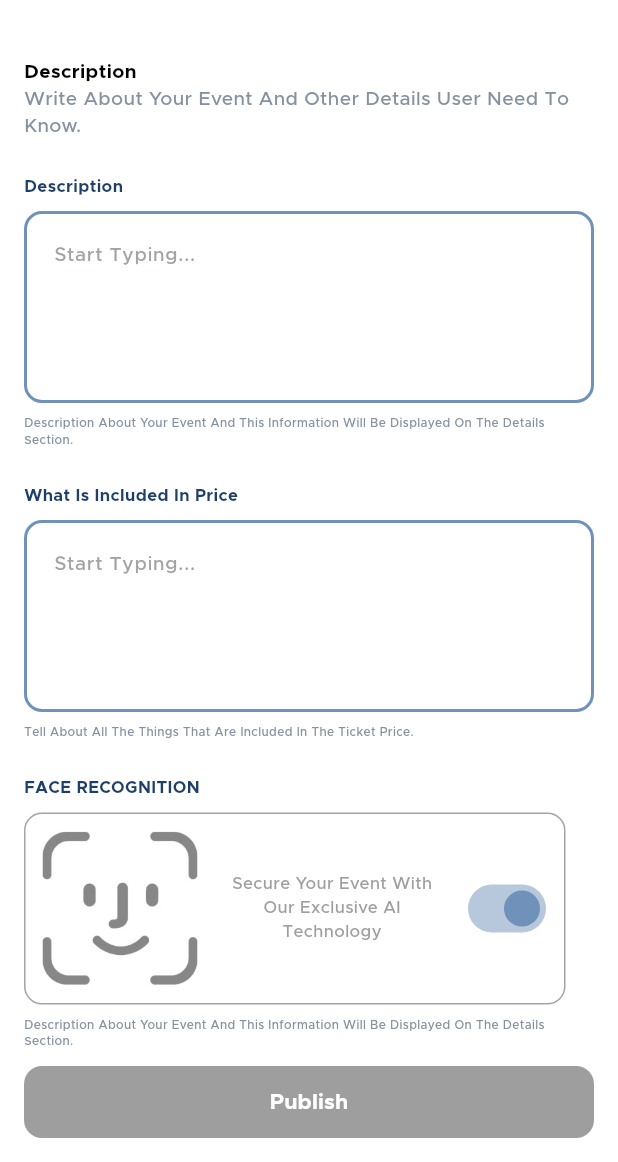
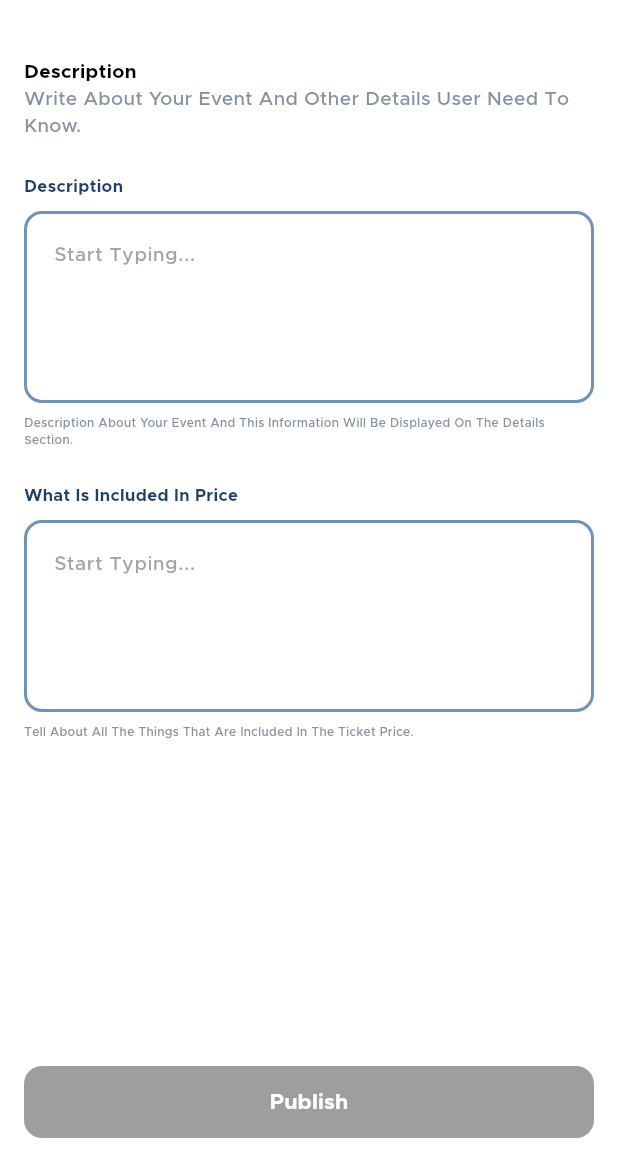
Before and after one commit to Mahmoud-Magdyy/Eventak, a Flutter app: the PageViewEvent screen opened by its route, swiped to page 2, on a phone screen of 412 x 824 dp, the part 74-1236 px from its top. Run offline on Flutter 3.47's test engine with Material 3 defaults, Android fonts, the phone set to English and light mode, and no system bars; our stand-ins replace cached_network_image, dartz, device_preview, dio, flutter_bloc, flutter_otp_text_field and 8 more; accounts and stored records are empty; network calls fail; project files that could hold a hidden picture were left out.

Commit message:
remove last screen from create event

```diff
--- a/lib/features/create_event/data/reposatiry/event_repo.dart
+++ b/lib/features/create_event/data/reposatiry/event_repo.dart
@@ -21,7 +21,7 @@ class CreateEventReposatiry {
     required String nameOfLocation,
     required String street,
     required String district,
-    required String orgShortDesc,
+    // required String orgShortDesc,
     required XFile posterPicture,
   }) async {
     try {
@@ -42,7 +42,7 @@ class CreateEventReposatiry {
         Apikeys.priceInAdvance: priceInAdvance,
         Apikeys.priceAtTheDoor: priceAtTheDoor,
         Apikeys.whatIsIncludedInPrice: whatIsIncludedInPrice,
-        Apikeys.orgShortDesc: orgShortDesc
+        // Apikeys.orgShortDesc: orgShortDesc
       });
       return Right(CreateEventModel.fromJson(response));
     } on ServerException catch (error) {
--- a/lib/features/create_event/presentation/cubit/create_event_cubit.dart
+++ b/lib/features/create_event/presentation/cubit/create_event_cubit.dart
@@ -156,7 +156,7 @@ class CreateEventCubit extends Cubit<CreateEventState> {
       posterPicture: image!,
       district: districtController.text,
       nameOfLocation:nameOfLocationController.text ,
-      orgShortDesc:orgShortDescController.text ,
+      // orgShortDesc:orgShortDescController.text ,
       street: streetController.text,
       nameOfEvent: nameOfEventController.text,
       description: descriptionOfEventController.text,
@@ -187,5 +187,6 @@ class CreateEventCubit extends Cubit<CreateEventState> {
   }
 //! edit event
 
-
+ int? currentPage;
+   int? totalPages;
 }
--- a/lib/features/create_event/presentation/screens/create_event_page_three.dart
+++ b/lib/features/create_event/presentation/screens/create_event_page_three.dart
@@ -2,11 +2,13 @@
 import 'package:eventak/core/functions/commns.dart';
 import 'package:eventak/features/create_event/presentation/cubit/create_event_cubit.dart';
 import 'package:eventak/features/create_event/presentation/cubit/create_event_state.dart';
+import 'package:eventak/features/create_event/presentation/screens/page_four_widgets/check_box.dart';
 import 'package:eventak/features/create_event/presentation/screens/page_three_widgets/district.dart';
 import 'package:eventak/features/create_event/presentation/screens/page_three_widgets/location.dart';
 import 'package:eventak/features/create_event/presentation/screens/page_three_widgets/name_of_location.dart';
 import 'package:eventak/features/create_event/presentation/screens/page_three_widgets/street.dart';
 import 'package:flutter/material.dart';
+import 'package:flutter/widgets.dart';
 import 'package:flutter_bloc/flutter_bloc.dart';
 import 'package:image_picker/image_picker.dart';
 
@@ -38,6 +40,7 @@ class _CreateEventPageThreeState extends State<CreateEventPageThree> {
       listener: (context, state) {
       },
       builder: (context, state) {
+        final CreateEventCubit createCubit = BlocProvider.of<CreateEventCubit>(context);
         return CustomScrollView(
           slivers: [
             const SliverToBoxAdapter(
@@ -64,6 +67,8 @@ class _CreateEventPageThreeState extends State<CreateEventPageThree> {
               ),
             ),
              SliverToBoxAdapter(child: District(districtController: context.read<CreateEventCubit>().districtController,)),
+             const SliverToBoxAdapter(child: SizedBox(height: 24,)),
+             SliverToBoxAdapter(child: CheckBox(createCubit: createCubit))
             // SliverToBoxAdapter(
 
             //   child: IconButton(
--- a/lib/features/create_event/presentation/screens/create_event_page_two.dart
+++ b/lib/features/create_event/presentation/screens/create_event_page_two.dart
@@ -2,7 +2,6 @@ import 'package:eventak/features/create_event/presentation/cubit/create_event_cu
 import 'package:eventak/features/create_event/presentation/cubit/create_event_state.dart';
 import 'package:eventak/features/create_event/presentation/screens/page_two_widgets/descraption.dart';
 import 'package:eventak/features/create_event/presentation/screens/page_two_widgets/description_form.dart';
-import 'package:eventak/features/create_event/presentation/screens/page_two_widgets/face_recognation.dart';
 import 'package:eventak/features/create_event/presentation/screens/page_two_widgets/what_is_include.dart';
 import 'package:flutter/material.dart';
 import 'package:flutter_bloc/flutter_bloc.dart';
@@ -38,10 +37,10 @@ class CreateEventPageTwo extends StatelessWidget {
               const SizedBox(
                 height: 24,
               ),
-              const FaceRecognition(),
-              const SizedBox(
-                height: 24,
-              ),
+              // const FaceRecognition(),
+              // const SizedBox(
+              //   height: 24,
+              // ),
             ],
           );
         },
--- a/lib/features/create_event/presentation/screens/page_one_widgets/custom_app_bar.dart
+++ b/lib/features/create_event/presentation/screens/page_one_widgets/custom_app_bar.dart
@@ -6,20 +6,25 @@ import 'package:flutter/material.dart';
 
 class CustomCreateEventAppBar extends StatelessWidget {
   const CustomCreateEventAppBar({
-    super.key, this.nextOnPressed, this.backOnPressed,  this.text,
+    super.key,
+    this.nextOnPressed,
+    this.backOnPressed,
+    this.text, this.next,
+
   });
   final Function()? nextOnPressed;
   final Function()? backOnPressed;
   final String? text;
+  final String? next;
+
   @override
   Widget build(BuildContext context) {
-    return Row(
+    return  Row(
           mainAxisAlignment: MainAxisAlignment.spaceBetween,
           children: [
             CustomTextButton(
-
               onPressed: backOnPressed,
-          text: text??AppStrings.back,
+              text: text ?? AppStrings.back,
               textColor: const Color(0xFFFF0E00),
             ),
             // TextButton(onPressed: (){}, child: const Text('Cancel')),
@@ -28,11 +33,12 @@ final String? text;
               style: AppStyles.styleSemiBold16(context),
             ),
                  CustomTextButton(
-          onPressed:nextOnPressed ,
-          text: AppStrings.next,
-          textColor:const Color(0xFF1462D8),
-        ),
+                    onPressed: nextOnPressed,
+                    text:next?? AppStrings.next,
+                    textColor: const Color(0xFF1462D8),
+                  )
           ],
         );
       }
+
   }
--- a/lib/features/create_event/presentation/screens/page_one_widgets/date_and_time.dart
+++ b/lib/features/create_event/presentation/screens/page_one_widgets/date_and_time.dart
@@ -32,6 +32,7 @@ class DateAndTime extends StatelessWidget {
               children: [
                 Expanded(
                   child: CustomTextFormField(
+                    readOnly: true,
                       hint: createCubit.startTime,
                       icon: Icons.timer_outlined,
                       suffixIconOnPressed: () {
@@ -71,6 +72,7 @@ class DateAndTime extends StatelessWidget {
                 ),
                 Expanded(
                   child: CustomTextFormField(
+                    readOnly: true,
                       hint: createCubit.endTime,
                       icon: Icons.timer_outlined,
                       suffixIconOnPressed: () {
@@ -89,6 +91,7 @@ class DateAndTime extends StatelessWidget {
               height: 8,
             ),
             CustomTextFormField(
+
               readOnly: true,
               icon: Icons.calendar_today_outlined,
               suffixIconOnPressed: () async {
--- a/lib/features/create_event/presentation/screens/page_view_event.dart
+++ b/lib/features/create_event/presentation/screens/page_view_event.dart
@@ -4,7 +4,6 @@ import 'package:eventak/core/utils/app_colors.dart';
 import 'package:eventak/core/widgets/custom_button.dart';
 import 'package:eventak/features/create_event/presentation/cubit/create_event_cubit.dart';
 import 'package:eventak/features/create_event/presentation/cubit/create_event_state.dart';
-import 'package:eventak/features/create_event/presentation/screens/create_event_page_four.dart';
 import 'package:eventak/features/create_event/presentation/screens/create_event_page_one.dart';
 import 'package:eventak/features/create_event/presentation/screens/create_event_page_three.dart';
 import 'package:eventak/features/create_event/presentation/screens/create_event_page_two.dart';
@@ -53,7 +52,7 @@ class _PageViewEventState extends State<PageViewEvent> {
                     ),
                     const CreateEventPageTwo(),
                     const CreateEventPageThree(),
-                    const CreateEventPageFour(),
+                    // const CreateEventPageFour(),
                   ];
 
                   return Form(
--- a/lib/features/home/data/model/all_event_model.dart
+++ b/lib/features/home/data/model/all_event_model.dart
@@ -12,7 +12,7 @@ class AllEventModel {
   final String priceAtTheDoor;
   final String whatIsIncludedInPrice;
   final String broughtToYouBy;
-  final String orgShortDesc;
+  // final String orgShortDesc;
   final String publishAt;
   final Map<String, dynamic> location;
   final Map<String, dynamic> posterPicture;
@@ -38,7 +38,8 @@ class AllEventModel {
       required this.priceInAdvance,
       required this.priceAtTheDoor,
       required this.whatIsIncludedInPrice,
-      required this.orgShortDesc});
+      // required this.orgShortDesc
+      });
 
   factory AllEventModel.fromJson(Map<String, dynamic> json) {
     return AllEventModel(
@@ -66,7 +67,7 @@ class AllEventModel {
       priceInAdvance: json['priceInAdvance'],
       priceAtTheDoor: json['priceAtTheDoor'],
       whatIsIncludedInPrice: json['whatIsIncludedInPrice'],
-      orgShortDesc: json['orgShortDesc'],
+      // orgShortDesc: json['orgShortDesc'],
     );
   }
 }
--- a/lib/features/home/data/model/trend_event_model.dart
+++ b/lib/features/home/data/model/trend_event_model.dart
@@ -11,7 +11,7 @@ class TrendingEeventModel {
   final String priceInAdvance;
   final String priceAtTheDoor;
   final String whatIsIncludedInPrice;
-  final String orgShortDesc;
+  // final String orgShortDesc;
   final String publishAt;
   final String broughtToYouBy;
   final Map<String, dynamic> location;
@@ -34,7 +34,8 @@ class TrendingEeventModel {
       required this.priceInAdvance,
       required this.priceAtTheDoor,
       required this.whatIsIncludedInPrice,
-      required this.orgShortDesc});
+      // required this.orgShortDesc
+      });
 
   factory TrendingEeventModel.fromJson(Map<String, dynamic> json) {
     return TrendingEeventModel(
@@ -59,7 +60,7 @@ class TrendingEeventModel {
       priceInAdvance: json['priceInAdvance'],
       priceAtTheDoor: json['priceAtTheDoor'],
       whatIsIncludedInPrice: json['whatIsIncludedInPrice'],
-      orgShortDesc: json['orgShortDesc'],
+      // orgShortDesc: json['orgShortDesc'],
     );
   }
 }
--- a/lib/features/home/presenation/widgets/new_events/new_event_item.dart
+++ b/lib/features/home/presenation/widgets/new_events/new_event_item.dart
@@ -69,7 +69,7 @@ class NewEeventItem extends StatelessWidget {
                       titlePriceOfEvent: allEventModel.priceInAdvance,
                       subTitlePriceOfEvent: allEventModel.priceAtTheDoor,
 
-                      onTapFavourit: onTapFavourit,
+                      onTapFavourit:allEventModel.isCreator == false ? onTapFavourit:(){} ,
                       // isSelected: isSelectedFavoriteIcon,
                     ),
                   )
--- a/lib/features/home/presenation/widgets/trending_widgets/trending_event_list.dart
+++ b/lib/features/home/presenation/widgets/trending_widgets/trending_event_list.dart
@@ -39,7 +39,7 @@ class TrendingEventListView extends StatelessWidget {
           );
         } else if (context.read<HomeCubit>().trendingEvents.isEmpty) {
           return const Center(
-            child: Text('No Events'),
+            child: Text('No Trending Events Yet'),
           );
         } else {
           return SizedBox(
--- a/lib/features/my_events/data/models/my_event_model.dart
+++ b/lib/features/my_events/data/models/my_event_model.dart
@@ -12,7 +12,7 @@ class MyCreatedEventModel {
   final String priceAtTheDoor;
   final String whatIsIncludedInPrice;
   final String broughtToYouBy;
-  final String orgShortDesc;
+  // final String orgShortDesc;
   final String publishAt;
   final Map<String, dynamic> location;
   final Map<String, dynamic> posterPicture;
@@ -34,7 +34,8 @@ class MyCreatedEventModel {
       required this.priceInAdvance,
       required this.priceAtTheDoor,
       required this.whatIsIncludedInPrice,
-      required this.orgShortDesc});
+      // required this.orgShortDesc
+      });
 
   factory MyCreatedEventModel.fromJson(Map<String, dynamic> json) {
     return MyCreatedEventModel(
@@ -60,7 +61,7 @@ class MyCreatedEventModel {
       priceInAdvance: json['priceInAdvance'],
       priceAtTheDoor: json['priceAtTheDoor'],
       whatIsIncludedInPrice: json['whatIsIncludedInPrice'],
-      orgShortDesc: json['orgShortDesc'],
+      // orgShortDesc: json['orgShortDesc'],
     );
   }
 }
--- a/lib/features/my_events/presentation/edit_event_cubit/edit_event_cubit.dart
+++ b/lib/features/my_events/presentation/edit_event_cubit/edit_event_cubit.dart
@@ -140,7 +140,7 @@ class EditEventCubit extends Cubit<EditEventState> {
     editIncludedInPriceController.text = eventModel.whatIsIncludedInPrice;
     editDistrictController.text = eventModel.location[Apikeys.district];
     editLocationController.text = eventModel.location[Apikeys.nameOfLocation];
-    editOrgShortDescController.text = eventModel.orgShortDesc;
+    // editOrgShortDescController.text = eventModel.orgShortDesc;
     editStreetController.text = eventModel.location[Apikeys.street];
     editStartTimeController.text = eventModel.startTime;
     editEndTimeController.text = eventModel.endTime;
--- a/lib/features/profile/data/models/favourite_model.dart
+++ b/lib/features/profile/data/models/favourite_model.dart
@@ -12,7 +12,7 @@ class FavouriteModel {
   final String priceAtTheDoor;
   final String whatIsIncludedInPrice;
   final String broughtToYouBy;
-  final String orgShortDesc;
+  // final String orgShortDesc;
   final String publishAt;
   final Map<String, dynamic> location;
   final Map<String, dynamic> posterPicture;
@@ -34,7 +34,8 @@ class FavouriteModel {
       required this.priceInAdvance,
       required this.priceAtTheDoor,
       required this.whatIsIncludedInPrice,
-      required this.orgShortDesc});
+      // required this.orgShortDesc
+      });
 
   factory FavouriteModel.fromJson(Map<String, dynamic> json) {
     return FavouriteModel(
@@ -60,7 +61,7 @@ class FavouriteModel {
       priceInAdvance: json['priceInAdvance'],
       priceAtTheDoor: json['priceAtTheDoor'],
       whatIsIncludedInPrice: json['whatIsIncludedInPrice'],
-      orgShortDesc: json['orgShortDesc'],
+      // orgShortDesc: json['orgShortDesc'],
     );
   }
 }
--- a/pubspec.yaml
+++ b/pubspec.yaml
@@ -26,12 +26,10 @@ dependencies:
   fluttertoast: ^8.2.5
   font_awesome_flutter: ^10.7.0
   get_it: ^7.6.7
-  go_router: ^13.2.0
   image_picker: ^1.1.0
   intl: ^0.18.1
   intro_screen_onboarding_flutter: ^1.0.0
   jwt_decoder: ^2.0.1
-  persistent_bottom_nav_bar: ^5.0.2
   shared_preferences: ^2.2.2
   shimmer: ^3.0.0
   smooth_page_indicator: ^1.1.0
```
Also changed, not shown: lib/features/create_event/presentation/screens/create_event_page_four.dart (+43 -43 lines), lib/features/create_event/presentation/screens/page_one_widgets/price_of_the_ticket.dart (+14 -2 lines), lib/features/my_events/presentation/screens/edit_event_screen.dart (+4 -5 lines), lib/features/profile/presentation/screens/favourite_screen.dart (+1 -7 lines), pubspec.lock. Lines whose indentation alone changed are shown as unchanged.
